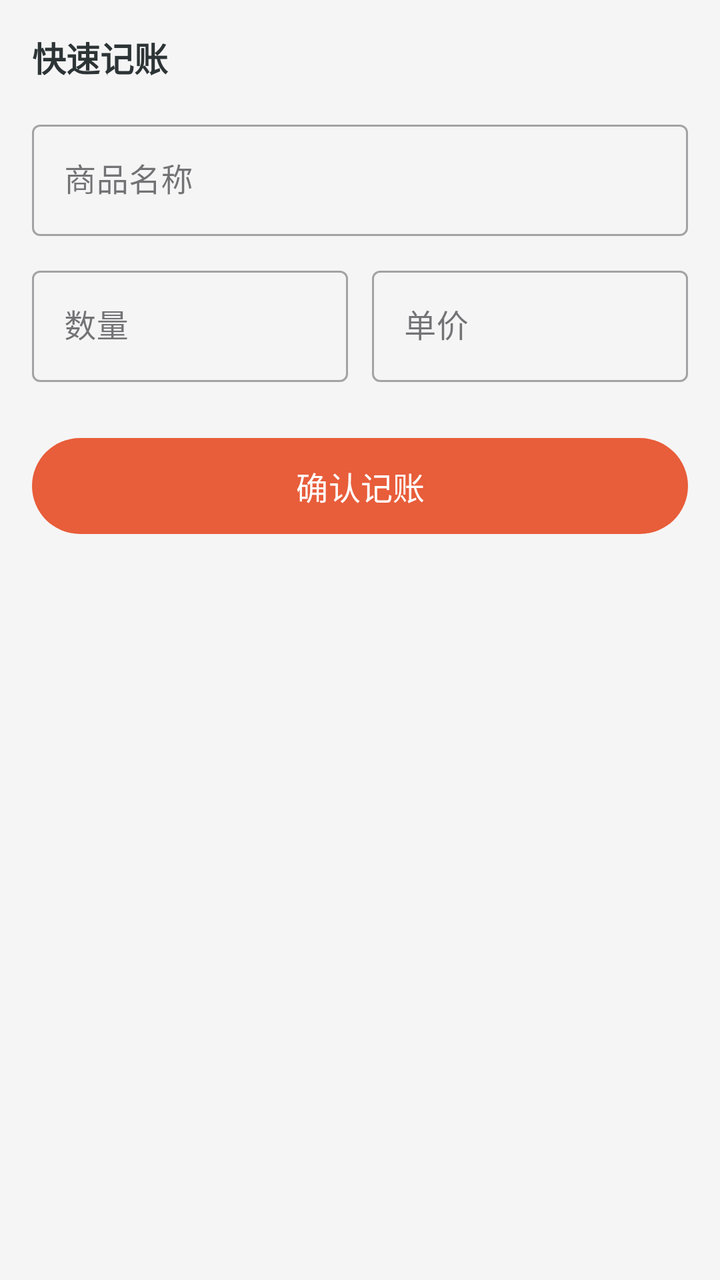
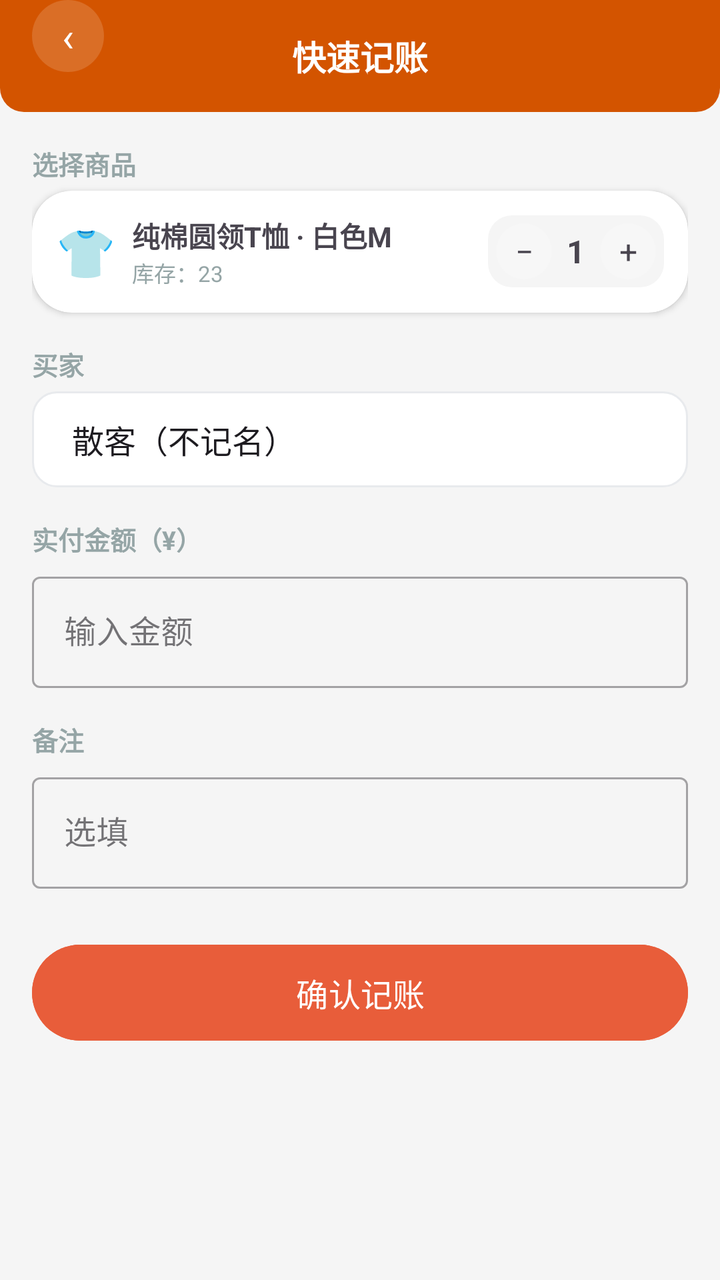

Before-and-after screenshots of an Android layout around one commit, followed by the original layout XML and the change that was made.
<!-- AndroidManifest.xml: application theme Theme.ClothingSI -->
<!-- res/layout/activity_sale.xml -->
<?xml version="1.0" encoding="utf-8"?>
<ScrollView xmlns:android="http://schemas.android.com/apk/res/android"
    xmlns:app="http://schemas.android.com/apk/res-auto"
    android:layout_width="match_parent" android:layout_height="match_parent"
    android:background="#F5F5F5">
    <LinearLayout android:layout_width="match_parent" android:layout_height="wrap_content"
        android:orientation="vertical" android:padding="16dp">

        <TextView android:layout_width="wrap_content" android:layout_height="wrap_content"
            android:text="快速记账" android:textSize="17dp" android:textStyle="bold"
            android:textColor="#2D3436" android:layout_marginBottom="16dp" />

        <com.google.android.material.textfield.TextInputLayout style="@style/Widget.MaterialComponents.TextInputLayout.OutlinedBox"
            android:layout_width="match_parent" android:layout_height="wrap_content" android:layout_marginBottom="12dp">
            <com.google.android.material.textfield.TextInputEditText android:id="@+id/et_product_name"
                android:layout_width="match_parent" android:layout_height="wrap_content" android:hint="商品名称" />
        </com.google.android.material.textfield.TextInputLayout>

        <LinearLayout android:layout_width="match_parent" android:layout_height="wrap_content"
            android:orientation="horizontal" android:weightSum="2">
            <com.google.android.material.textfield.TextInputLayout style="@style/Widget.MaterialComponents.TextInputLayout.OutlinedBox"
                android:layout_width="0dp" android:layout_height="wrap_content" android:layout_weight="1"
                android:layout_marginEnd="6dp">
                <com.google.android.material.textfield.TextInputEditText android:id="@+id/et_quantity"
                    android:layout_width="match_parent" android:layout_height="wrap_content"
                    android:hint="数量" android:inputType="number" />
            </com.google.android.material.textfield.TextInputLayout>
            <com.google.android.material.textfield.TextInputLayout style="@style/Widget.MaterialComponents.TextInputLayout.OutlinedBox"
                android:layout_width="0dp" android:layout_height="wrap_content" android:layout_weight="1"
                android:layout_marginStart="6dp">
                <com.google.android.material.textfield.TextInputEditText android:id="@+id/et_price"
                    android:layout_width="match_parent" android:layout_height="wrap_content"
                    android:hint="单价" android:inputType="numberDecimal" />
            </com.google.android.material.textfield.TextInputLayout>
        </LinearLayout>

        <com.google.android.material.button.MaterialButton android:id="@+id/btn_submit_sale"
            android:layout_width="match_parent" android:layout_height="56dp"
            android:text="确认记账" android:textSize="16dp" app:cornerRadius="28dp"
            android:layout_marginTop="24dp" />

    </LinearLayout>
</ScrollView>
<!-- resources referenced by this layout -->
<resources>
  <style name="Theme.ClothingSI" parent="Theme.Material3.Light.NoActionBar">
          <item name="colorPrimary">@color/primary</item>
          <item name="colorPrimaryDark">@color/primary_dark</item>
          <item name="colorAccent">@color/accent</item>
          <item name="android:statusBarColor">@color/primary_dark</item>
          <item name="android:navigationBarColor">@color/white</item>
      </style>
  <color name="primary">#E85D3A</color>
  <color name="primary_dark">#D35400</color>
  <color name="accent">#F4A460</color>
  <color name="white">#FFFFFF</color>
</resources>

<!-- the commit's change to res/layout/activity_sale.xml (unified diff, before → after) -->
@@ -1,43 +1,110 @@
 <?xml version="1.0" encoding="utf-8"?>
-<ScrollView xmlns:android="http://schemas.android.com/apk/res/android"
+<FrameLayout xmlns:android="http://schemas.android.com/apk/res/android"
     xmlns:app="http://schemas.android.com/apk/res-auto"
     android:layout_width="match_parent" android:layout_height="match_parent"
     android:background="#F5F5F5">
-    <LinearLayout android:layout_width="match_parent" android:layout_height="wrap_content"
-        android:orientation="vertical" android:padding="16dp">
 
-        <TextView android:layout_width="wrap_content" android:layout_height="wrap_content"
-            android:text="快速记账" android:textSize="17dp" android:textStyle="bold"
-            android:textColor="#2D3436" android:layout_marginBottom="16dp" />
+    <LinearLayout android:layout_width="match_parent" android:layout_height="match_parent"
+        android:orientation="vertical">
+        <RelativeLayout android:layout_width="match_parent" android:layout_height="56dp"
+            android:background="@drawable/header_bar_bg" android:paddingHorizontal="16dp">
+            <TextView android:id="@+id/btn_back" android:layout_width="36dp" android:layout_height="36dp"
+                android:text="‹" android:textSize="20dp" android:textColor="#FFFFFF"
+                android:gravity="center" android:background="@drawable/circle_bg" />
+            <TextView android:layout_width="wrap_content" android:layout_height="wrap_content"
+                android:text="快速记账" android:textSize="17dp" android:textStyle="bold"
+                android:textColor="#FFFFFF" android:layout_centerInParent="true" />
+        </RelativeLayout>
 
-        <com.google.android.material.textfield.TextInputLayout style="@style/Widget.MaterialComponents.TextInputLayout.OutlinedBox"
-            android:layout_width="match_parent" android:layout_height="wrap_content" android:layout_marginBottom="12dp">
-            <com.google.android.material.textfield.TextInputEditText android:id="@+id/et_product_name"
-                android:layout_width="match_parent" android:layout_height="wrap_content" android:hint="商品名称" />
-        </com.google.android.material.textfield.TextInputLayout>
+        <ScrollView android:layout_width="match_parent" android:layout_height="match_parent">
+            <LinearLayout android:layout_width="match_parent" android:layout_height="wrap_content"
+                android:orientation="vertical" android:padding="16dp">
 
-        <LinearLayout android:layout_width="match_parent" android:layout_height="wrap_content"
-            android:orientation="horizontal" android:weightSum="2">
-            <com.google.android.material.textfield.TextInputLayout style="@style/Widget.MaterialComponents.TextInputLayout.OutlinedBox"
-                android:layout_width="0dp" android:layout_height="wrap_content" android:layout_weight="1"
-                android:layout_marginEnd="6dp">
-                <com.google.android.material.textfield.TextInputEditText android:id="@+id/et_quantity"
+                
+                <TextView android:layout_width="wrap_content" android:layout_height="wrap_content"
+                    android:text="选择商品" android:textSize="13dp" android:textStyle="bold"
+                    android:textColor="#95A5A6" android:layout_marginBottom="4dp" />
+                <androidx.cardview.widget.CardView
                     android:layout_width="match_parent" android:layout_height="wrap_content"
-                    android:hint="数量" android:inputType="number" />
-            </com.google.android.material.textfield.TextInputLayout>
-            <com.google.android.material.textfield.TextInputLayout style="@style/Widget.MaterialComponents.TextInputLayout.OutlinedBox"
-                android:layout_width="0dp" android:layout_height="wrap_content" android:layout_weight="1"
-                android:layout_marginStart="6dp">
-                <com.google.android.material.textfield.TextInputEditText android:id="@+id/et_price"
+                    app:cardCornerRadius="20dp" app:cardElevation="2dp"
+                    android:layout_marginBottom="16dp">
+                    <LinearLayout android:id="@+id/layout_product_selector"
+                        android:layout_width="match_parent" android:layout_height="wrap_content"
+                        android:orientation="horizontal" android:gravity="center_vertical"
+                        android:padding="12dp" android:clickable="true" android:focusable="true">
+                        <TextView android:id="@+id/tv_product_emoji" android:layout_width="wrap_content"
+                            android:layout_height="wrap_content" android:text="👕" android:textSize="24dp"
+                            android:layout_marginEnd="8dp" />
+                        <LinearLayout android:layout_width="0dp" android:layout_height="wrap_content"
+                            android:layout_weight="1" android:orientation="vertical">
+                            <TextView android:id="@+id/tv_selected_product" android:layout_width="wrap_content"
+                                android:layout_height="wrap_content" android:text="纯棉圆领T恤 · 白色M"
+                                android:textSize="14dp" android:textStyle="bold" />
+                            <TextView android:layout_width="wrap_content" android:layout_height="wrap_content"
+                                android:id="@+id/tv_product_stock" android:text="库存：23"
+                                android:textSize="11dp" android:textColor="#95A5A6" />
+                        </LinearLayout>
+                        <LinearLayout android:layout_width="wrap_content" android:layout_height="wrap_content"
+                            android:orientation="horizontal" android:gravity="center" android:padding="4dp"
+                            android:background="@drawable/stepper_bg"
+                            android:id="@+id/layout_qty_stepper">
+                            <TextView android:id="@+id/btn_qty_minus" android:layout_width="28dp" android:layout_height="28dp"
+                                android:text="−" android:textSize="16dp" android:gravity="center"
+                                android:background="@drawable/circle_bg" android:clickable="true" android:focusable="true" />
+                            <TextView android:id="@+id/tv_qty" android:layout_width="24dp" android:layout_height="wrap_content"
+                                android:text="1" android:textSize="16dp" android:textStyle="bold" android:gravity="center" />
+                            <TextView android:id="@+id/btn_qty_plus" android:layout_width="28dp" android:layout_height="28dp"
+                                android:text="+" android:textSize="16dp" android:gravity="center"
+                                android:background="@drawable/circle_bg" android:clickable="true" android:focusable="true" />
+                        </LinearLayout>
+                    </LinearLayout>
+                </androidx.cardview.widget.CardView>
+
+                
+                <TextView android:layout_width="wrap_content" android:layout_height="wrap_content"
+                    android:text="买家" android:textSize="13dp" android:textStyle="bold"
+                    android:textColor="#95A5A6" android:layout_marginBottom="4dp" />
+                <androidx.appcompat.widget.AppCompatSpinner
+                    android:id="@+id/spinner_buyer"
+                    android:layout_width="match_parent" android:layout_height="48dp"
+                    android:background="@drawable/segment_bg"
+                    android:paddingHorizontal="12dp"
+                    android:layout_marginBottom="16dp"
+                    android:entries="@array/buyer_options" />
+
+                
+                <TextView android:layout_width="wrap_content" android:layout_height="wrap_content"
+                    android:text="实付金额（¥）" android:textSize="13dp" android:textStyle="bold"
+                    android:textColor="#95A5A6" android:layout_marginBottom="4dp" />
+                <com.google.android.material.textfield.TextInputLayout
                     android:layout_width="match_parent" android:layout_height="wrap_content"
-                    android:hint="单价" android:inputType="numberDecimal" />
-            </com.google.android.material.textfield.TextInputLayout>
-        </LinearLayout>
+                    style="@style/Widget.MaterialComponents.TextInputLayout.OutlinedBox"
+                    android:layout_marginBottom="16dp">
+                    <com.google.android.material.textfield.TextInputEditText android:id="@+id/et_price"
+                        android:layout_width="match_parent" android:layout_height="wrap_content"
+                        android:hint="输入金额" android:inputType="numberDecimal" />
+                </com.google.android.material.textfield.TextInputLayout>
 
-        <com.google.android.material.button.MaterialButton android:id="@+id/btn_submit_sale"
-            android:layout_width="match_parent" android:layout_height="56dp"
-            android:text="确认记账" android:textSize="16dp" app:cornerRadius="28dp"
-            android:layout_marginTop="24dp" />
+                
+                <TextView android:layout_width="wrap_content" android:layout_height="wrap_content"
+                    android:text="备注" android:textSize="13dp" android:textStyle="bold"
+                    android:textColor="#95A5A6" android:layout_marginBottom="4dp" />
+                <com.google.android.material.textfield.TextInputLayout
+                    android:layout_width="match_parent" android:layout_height="wrap_content"
+                    style="@style/Widget.MaterialComponents.TextInputLayout.OutlinedBox"
+                    android:layout_marginBottom="24dp">
+                    <com.google.android.material.textfield.TextInputEditText android:id="@+id/et_note"
+                        android:layout_width="match_parent" android:layout_height="wrap_content"
+                        android:hint="选填" />
+                </com.google.android.material.textfield.TextInputLayout>
 
+                <com.google.android.material.button.MaterialButton android:id="@+id/btn_submit_sale"
+                    android:layout_width="match_parent" android:layout_height="56dp"
+                    android:text="确认记账" android:textSize="16dp" app:cornerRadius="28dp"
+                    android:backgroundTint="#E85D3A" />
+
+            </LinearLayout>
+        </ScrollView>
     </LinearLayout>
-</ScrollView>
+
+</FrameLayout>
<!-- resource entries referenced after the edit -->
@@ -1,5 +1,35 @@
 <!-- resources referenced by this layout -->
 <resources>
+  <string-array name="buyer_options">
+          <item>散客（不记名）</item>
+          <item>张先生</item>
+          <item>李女士</item>
+          <item>王小姐</item>
+      </string-array>
+  <!-- drawable circle_bg (drawable) -->
+  <?xml version="1.0" encoding="utf-8"?>
+  <shape xmlns:android="http://schemas.android.com/apk/res/android" android:shape="oval">
+      <solid android:color="#26FFFFFF" />
+  </shape>
+  <!-- drawable header_bar_bg (drawable) -->
+  <?xml version="1.0" encoding="utf-8"?>
+  <shape xmlns:android="http://schemas.android.com/apk/res/android" android:shape="rectangle">
+      <solid android:color="#D35400" />
+      <corners android:bottomLeftRadius="12dp" android:bottomRightRadius="12dp" />
+  </shape>
+  <!-- drawable segment_bg (drawable) -->
+  <?xml version="1.0" encoding="utf-8"?>
+  <shape xmlns:android="http://schemas.android.com/apk/res/android" android:shape="rectangle">
+      <solid android:color="#FFFFFF" />
+      <corners android:radius="12dp" />
+      <stroke android:width="1dp" android:color="#E8EAED" />
+  </shape>
+  <!-- drawable stepper_bg (drawable) -->
+  <?xml version="1.0" encoding="utf-8"?>
+  <shape xmlns:android="http://schemas.android.com/apk/res/android" android:shape="rectangle">
+      <corners android:radius="12dp" />
+      <solid android:color="#F5F5F5" />
+  </shape>
   <style name="Theme.ClothingSI" parent="Theme.Material3.Light.NoActionBar">
           <item name="colorPrimary">@color/primary</item>
           <item name="colorPrimaryDark">@color/primary_dark</item>
